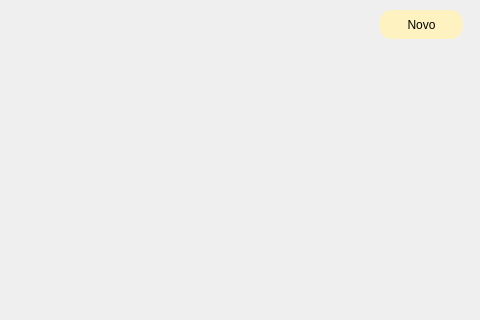
Old version of the form mainwindow.ui in the repository Cleber-git/Gerenciador_de_Tarefas; both pictures show x 320 to 800 and y 0 to 320 of the 800 by 600 pixel window.
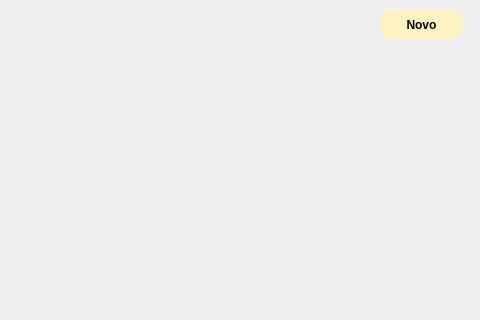
New version of the form. Icons and pictures are not drawn.

Diff of the .ui file:
```diff
--- a/mainwindow.ui
+++ b/mainwindow.ui
@@ -30,7 +30,8 @@
      <string notr="true">border-image: none ;
 color: black ;
 background-color: rgb(255, 242, 193);
-border-radius: 12px ;</string>
+border-radius: 12px ;
+font-weight: bold ;</string>
     </property>
     <property name="text">
      <string>Novo</string>
```
